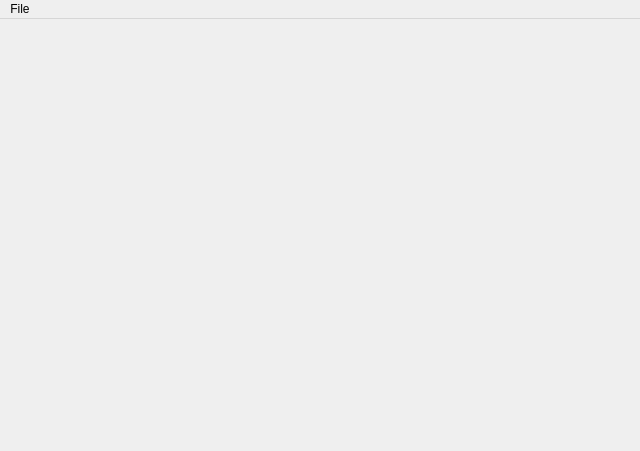
Before: the Qt Designer form SpriteEditor/mainwindow.ui in prkholl24/sprite-editor, drawn with Qt 5; both pictures show x 0 to 640 and y 0 to 451 of the 800 by 600 pixel window.
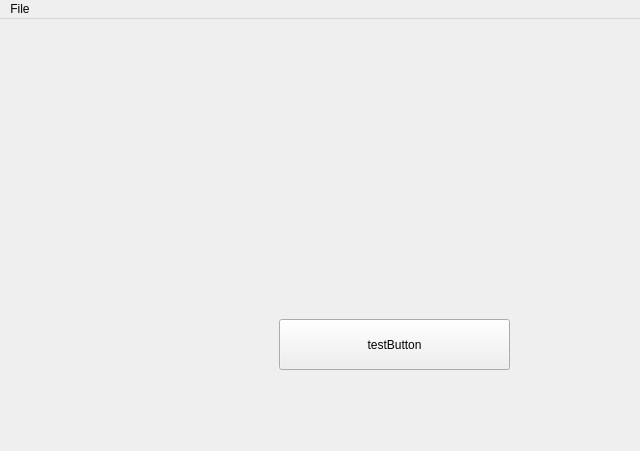
After: the same form once the commit is applied. Custom widgets are drawn as their Qt base class.

```diff
--- a/SpriteEditor/mainwindow.ui
+++ b/SpriteEditor/mainwindow.ui
@@ -17,13 +17,26 @@
    <widget class="toolbar" name="widget" native="true">
     <property name="geometry">
      <rect>
-      <x>210</x>
-      <y>120</y>
+      <x>30</x>
+      <y>20</y>
       <width>191</width>
       <height>161</height>
      </rect>
     </property>
    </widget>
+   <widget class="QPushButton" name="pushButton">
+    <property name="geometry">
+     <rect>
+      <x>279</x>
+      <y>300</y>
+      <width>231</width>
+      <height>51</height>
+     </rect>
+    </property>
+    <property name="text">
+     <string>testButton</string>
+    </property>
+   </widget>
   </widget>
   <widget class="QMenuBar" name="menubar">
    <property name="geometry">
```
Left out of the diff: 4 changed lines with no effect on the pictures.
